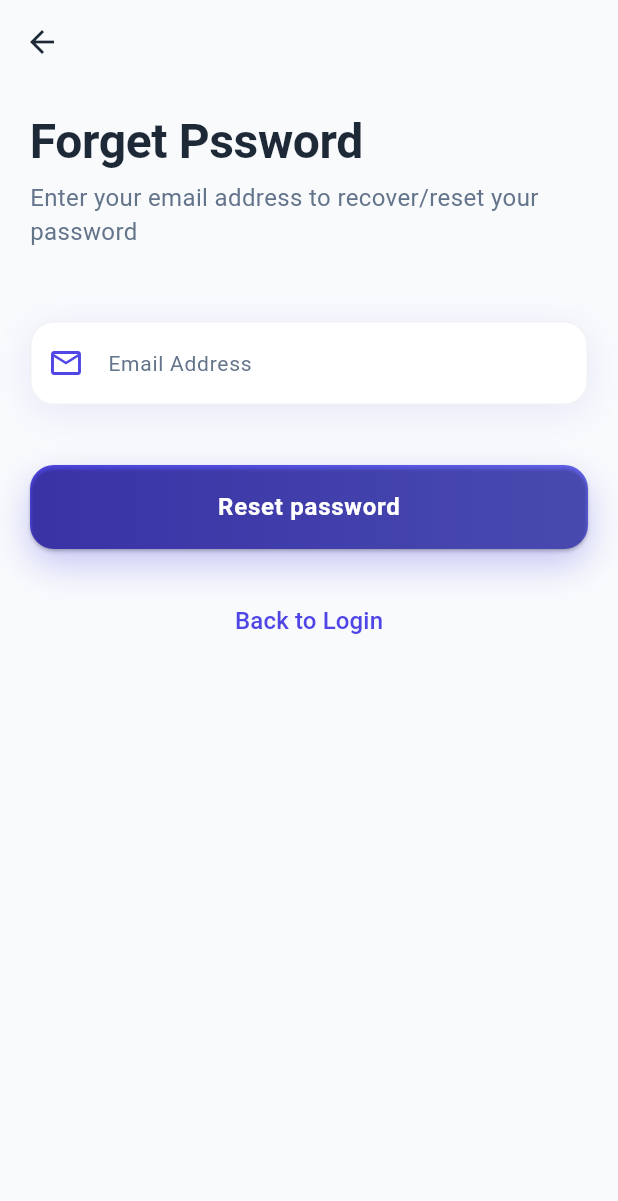
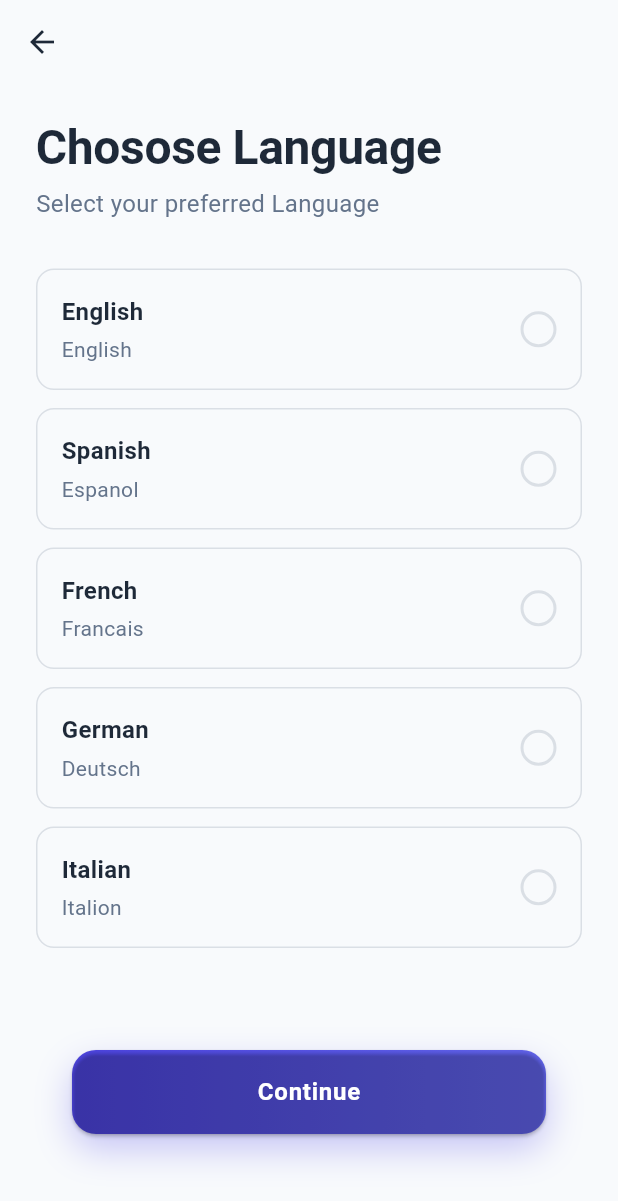
Before and after one commit to mohammedbatal/Ecommerce-Shopping-App, a Flutter app: the screen it shows after launch, on a phone screen of 412 x 824 dp. Shown: the top 1201 px of the screen. Run offline on Flutter 3.47's test engine with Material 3 defaults, Android fonts, the phone set to English and light mode, and no system bars; Roboto replaces fonts that are missing (Poppins).

Commit message:
add_language

```diff
--- a/lib/main.dart
+++ b/lib/main.dart
@@ -1,4 +1,5 @@
 import 'package:e_commerce/theme/theme.dart';
+import 'package:e_commerce/view/screen/choose_language_screen.dart';
 import 'package:e_commerce/view/screen/forget_email_screen.dart';
 import 'package:e_commerce/view/screen/forget_password_screen.dart';
 import 'package:e_commerce/view/screen/otp_verification_screen.dart';
@@ -25,7 +26,7 @@ class MyApp extends StatelessWidget {
       title: 'ShopEase',
       debugShowCheckedModeBanner: false,
       theme: AppTheme.LightTheme,
-      home: ForgetPasswordScreen(),
+      home: ChooselanguageScreen(),
     );
   }
 }
--- /dev/null
+++ b/lib/view/screen/choose_language_screen.dart
@@ -0,0 +1,169 @@
+import 'package:e_commerce/theme/theme.dart';
+import 'package:e_commerce/view/widget/gradient_button.dart';
+import 'package:flutter/material.dart';
+
+class ChooselanguageScreen extends StatefulWidget {
+  const ChooselanguageScreen({super.key});
+
+  @override
+  State<ChooselanguageScreen> createState() => _ChooselanguageScreenState();
+}
+
+class _ChooselanguageScreenState extends State<ChooselanguageScreen> {
+  String? _selectedLanguage;
+
+  final List<Map<String, String>> _language = [
+    {
+      "code": "en",
+      "name": "English",
+      "nativeName": "English",
+    },
+    {
+      "code": "es",
+      "name": "Spanish",
+      "nativeName": "Espanol",
+    },
+    {
+      "code": "fr",
+      "name": "French",
+      "nativeName": "Francais",
+    },
+    {
+      "code": "de",
+      "name": "German",
+      "nativeName": "Deutsch",
+    },
+    {
+      "code": "ti",
+      "name": "Italian",
+      "nativeName": "Italion",
+    },
+  ];
+  void _handLanguageSelection() {
+    if (_selectedLanguage != null) {
+      // Navigator.pop(context);
+    }
+  }
+
+  @override
+  Widget build(BuildContext context) {
+    return Scaffold(
+      appBar: AppBar(
+          // backgroundColor: Colors.transparent,
+          elevation: 0,
+          leading: IconButton(
+              onPressed: () => Navigator.pop(context),
+              icon: Icon(Icons.arrow_back, color: AppTheme.textPrimary))),
+      body: Column(
+        children: [
+          Expanded(
+              child: SingleChildScrollView(
+            child: Padding(
+              padding: const EdgeInsets.all(24),
+              child: Column(
+                crossAxisAlignment: CrossAxisAlignment.start,
+                children: [
+                  Text("Chosose Language",
+                      style: Theme.of(context).textTheme.displayLarge),
+                  SizedBox(height: 8),
+                  Text("Select your preferred Language",
+                      style: TextStyle(fontSize: 16)),
+                  SizedBox(height: 32),
+                  ListView.builder(
+                    shrinkWrap: true,
+                    physics: NeverScrollableScrollPhysics(),
+                    itemCount: _language.length,
+                    itemBuilder: (context, index) {
+                      final language = _language[index];
+                      final isSelected = language['code'] == _selectedLanguage;
+                      return Container(
+                        margin: EdgeInsets.only(bottom: 12),
+                        decoration: BoxDecoration(
+                            border: Border.all(
+                              color: isSelected
+                                  ? AppTheme.primaryColor
+                                  : AppTheme.TextSecondry.withOpacity(0.2),
+                              width: isSelected ? 2 : 1,
+                            ),
+                            borderRadius: BorderRadius.circular(12)),
+                        //!
+
+                        //! Erroe
+                        child: InkWell(
+                          onTap: () {
+                            setState(() {
+                              _selectedLanguage = language['code'];
+                            });
+                          },
+                          borderRadius: BorderRadius.circular(12),
+                          child: Padding(
+                            padding: EdgeInsets.all(16),
+                            child: Row(
+                              children: [
+                                Expanded(
+                                  child: Column(
+                                    crossAxisAlignment:
+                                        CrossAxisAlignment.start,
+                                    children: [
+                                      Text(
+                                        language['name']!,
+                                        style: TextStyle(
+                                            color: AppTheme.textPrimary,
+                                            fontSize: 16,
+                                            fontWeight: FontWeight.w600),
+                                      ),
+                                      SizedBox(height: 4),
+                                      Text(
+                                        language['nativeName']!,
+                                        style: TextStyle(
+                                            color: AppTheme.TextSecondry,
+                                            fontSize: 14),
+                                      ),
+                                    ],
+                                  ),
+                                ),
+                                Container(
+                                  width: 24,
+                                  height: 24,
+                                  decoration: BoxDecoration(
+                                      // shape: BoxShape.circle,
+                                      border: Border.all(
+                                        color: isSelected
+                                            ? AppTheme.primaryColor
+                                            : AppTheme.TextSecondry.withOpacity(
+                                                0.2),
+                                        width: 2,
+                                      ),
+                                      borderRadius: BorderRadius.circular(12)),
+                                  child: isSelected
+                                      ? Container(
+                                          margin: EdgeInsets.all(2),
+                                          decoration: BoxDecoration(
+                                            color: AppTheme.primaryColor,
+                                            shape: BoxShape.circle,
+                                          ),
+                                        )
+                                      : null,
+                                )
+                              ],
+                            ),
+                          ),
+                        ),
+                      );
+                    },
+                  ),
+                  SizedBox(height: 32),
+                  Padding(
+                    padding: EdgeInsets.all(24),
+                    child: GradientButton(
+                        text: 'Continue', onPressed: _handLanguageSelection),
+                  )
+                ],
+              ),
+            ),
+          ))
+        ],
+      ),
+    );
+  }
+}
```
